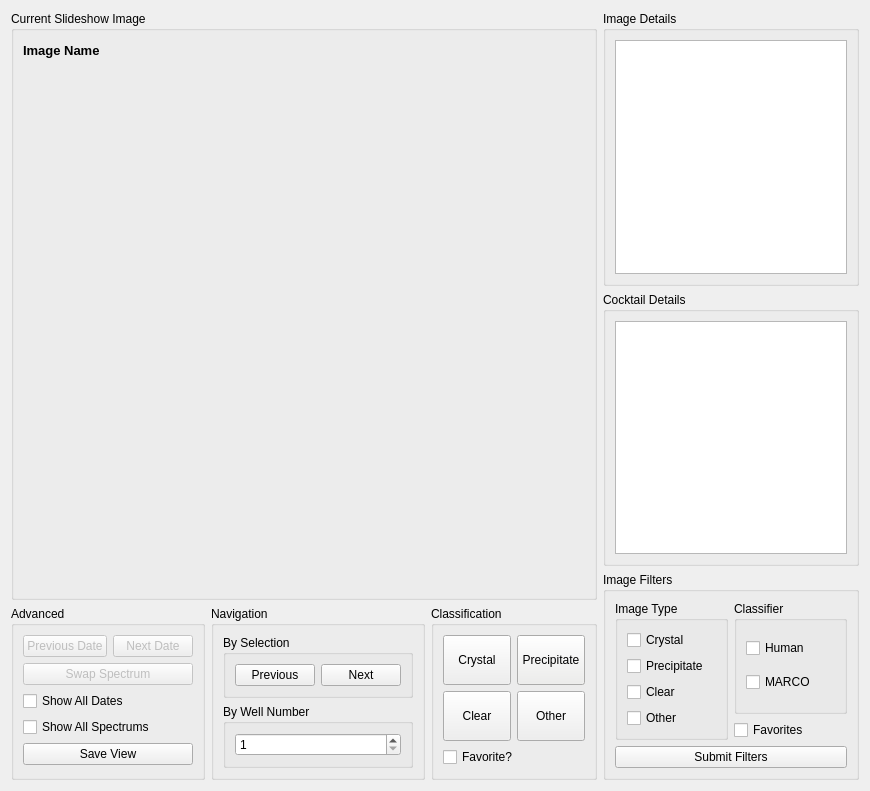
This is pyqt_designer/slideshow_inspector.ui in Hauptman-Woodward/Marco_Polo as Qt 5 draws it before an edit. The edited form follows.
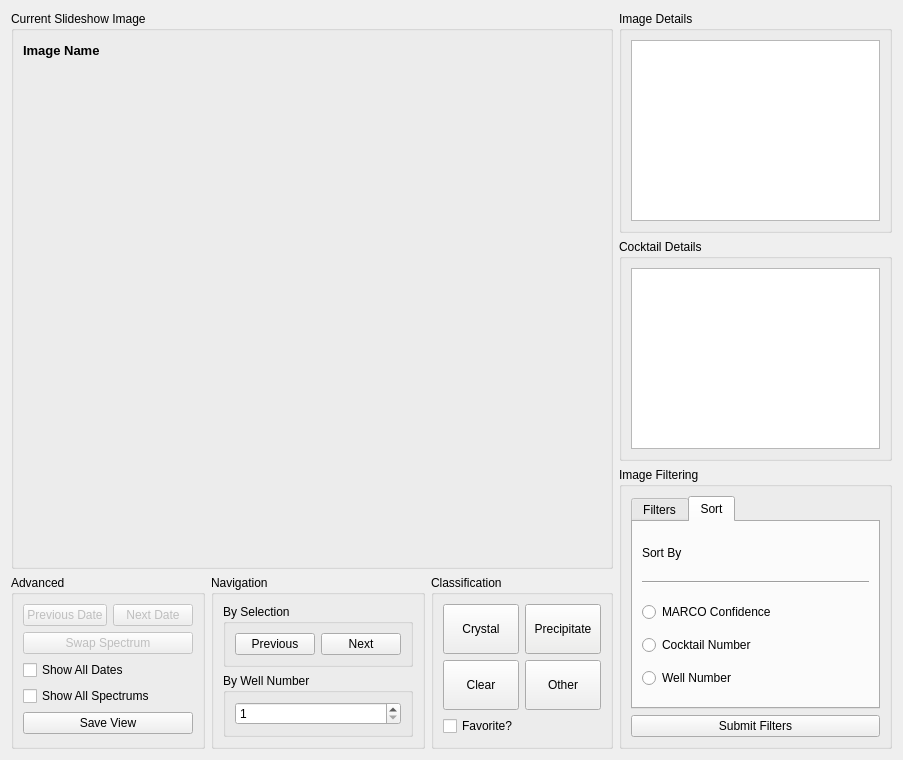
This is the edited form. Custom widgets are drawn as their Qt base class.

Diff of the .ui file:
```diff
--- a/pyqt_designer/slideshow_inspector.ui
+++ b/pyqt_designer/slideshow_inspector.ui
@@ -6,8 +6,8 @@
    <rect>
     <x>0</x>
     <y>0</y>
-    <width>870</width>
-    <height>791</height>
+    <width>903</width>
+    <height>760</height>
    </rect>
   </property>
   <property name="windowTitle">
@@ -982,10 +982,20 @@
       <string>&lt;html&gt;&lt;head/&gt;&lt;body&gt;&lt;p&gt;Control what kind of images are displayed by filtering images in the current run by classification type and / or classification method.&lt;/p&gt;&lt;/body&gt;&lt;/html&gt;</string>
      </property>
      <property name="title">
-      <string>Image Filters</string>
+      <string>Image Filtering</string>
      </property>
      <layout class="QGridLayout" name="gridLayout">
-      <item row="0" column="0" rowspan="2">
+      <item row="0" column="0">
+       <widget class="QTabWidget" name="tabWidget">
+        <property name="currentIndex">
+         <number>1</number>
+        </property>
+        <widget class="QWidget" name="tab_1">
+         <attribute name="title">
+          <string>Filters</string>
+         </attribute>
+         <layout class="QGridLayout" name="gridLayout_5">
+          <item row="1" column="0">
        <widget class="QGroupBox" name="groupBox_6">
         <property name="title">
          <string>Image Type</string>
@@ -1034,7 +1044,17 @@
         </layout>
        </widget>
       </item>
-      <item row="0" column="1">
+          <item row="2" column="0">
+           <widget class="QCheckBox" name="checkBox_8">
+            <property name="toolTip">
+             <string>Include only images  you have marked as favorite</string>
+            </property>
+            <property name="text">
+             <string>Favorites</string>
+            </property>
+           </widget>
+          </item>
+          <item row="1" column="1">
        <widget class="QGroupBox" name="groupBox_7">
         <property name="title">
          <string>Classifier</string>
@@ -1063,17 +1083,75 @@
         </layout>
        </widget>
       </item>
-      <item row="1" column="1">
-       <widget class="QCheckBox" name="checkBox_8">
-        <property name="toolTip">
-         <string>Include only images  you have marked as favorite</string>
+         </layout>
+        </widget>
+        <widget class="QWidget" name="tab_2">
+         <attribute name="title">
+          <string>Sort</string>
+         </attribute>
+         <layout class="QGridLayout" name="gridLayout_6">
+          <item row="0" column="0">
+           <widget class="QLabel" name="label">
+            <property name="maximumSize">
+             <size>
+              <width>16777215</width>
+              <height>30</height>
+             </size>
         </property>
         <property name="text">
-         <string>Favorites</string>
+             <string>Sort By</string>
         </property>
        </widget>
       </item>
-      <item row="2" column="0" colspan="2">
+          <item row="5" column="0">
+           <widget class="QRadioButton" name="radioButton_3">
+            <property name="text">
+             <string>Well Number</string>
+            </property>
+           </widget>
+          </item>
+          <item row="2" column="0">
+           <spacer name="verticalSpacer">
+            <property name="orientation">
+             <enum>Qt::Vertical</enum>
+            </property>
+            <property name="sizeType">
+             <enum>QSizePolicy::Fixed</enum>
+            </property>
+            <property name="sizeHint" stdset="0">
+             <size>
+              <width>20</width>
+              <height>5</height>
+             </size>
+            </property>
+           </spacer>
+          </item>
+          <item row="4" column="0">
+           <widget class="QRadioButton" name="radioButton_2">
+            <property name="text">
+             <string>Cocktail Number</string>
+            </property>
+           </widget>
+          </item>
+          <item row="3" column="0">
+           <widget class="QRadioButton" name="radioButton">
+            <property name="text">
+             <string>MARCO Confidence</string>
+            </property>
+           </widget>
+          </item>
+          <item row="1" column="0">
+           <widget class="Line" name="line">
+            <property name="orientation">
+             <enum>Qt::Horizontal</enum>
+            </property>
+           </widget>
+          </item>
+         </layout>
+        </widget>
+       </widget>
+      </item>
+      <item row="1" column="0">
        <widget class="QPushButton" name="pushButton_11">
         <property name="toolTip">
          <string>Apply your currently selected filters</string>
```
Lines whose indentation alone changed are shown as unchanged.
